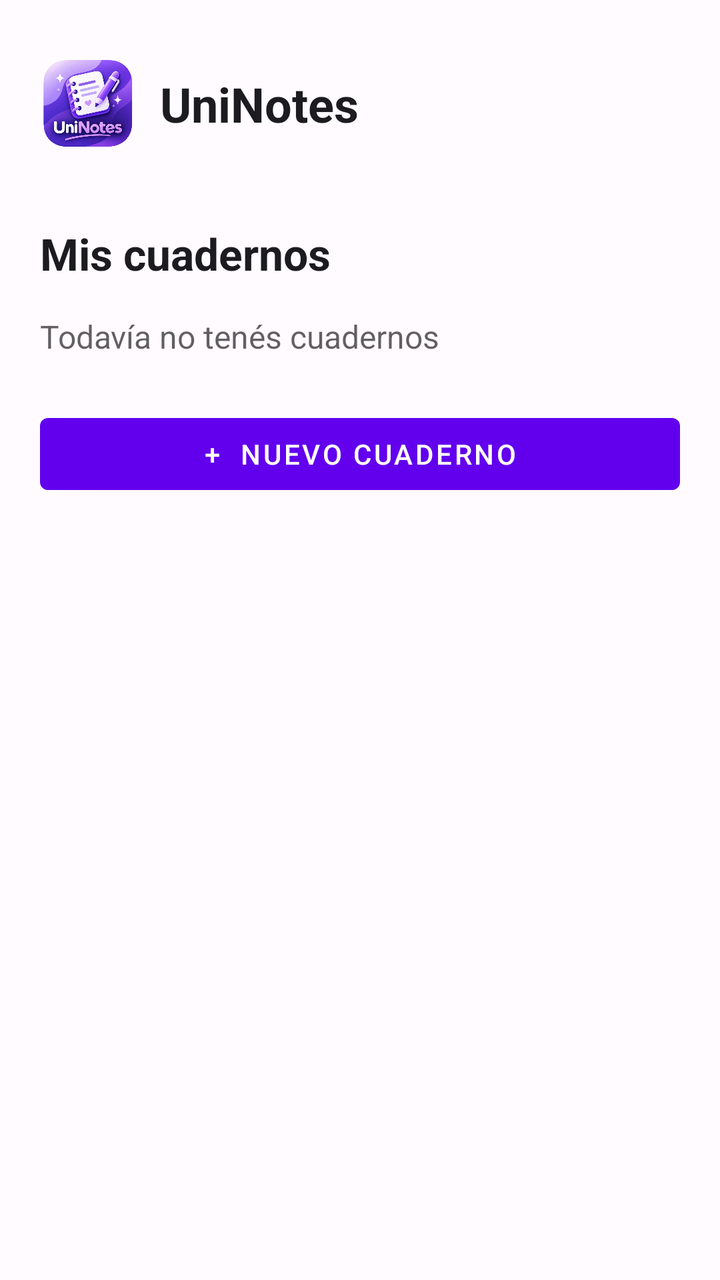
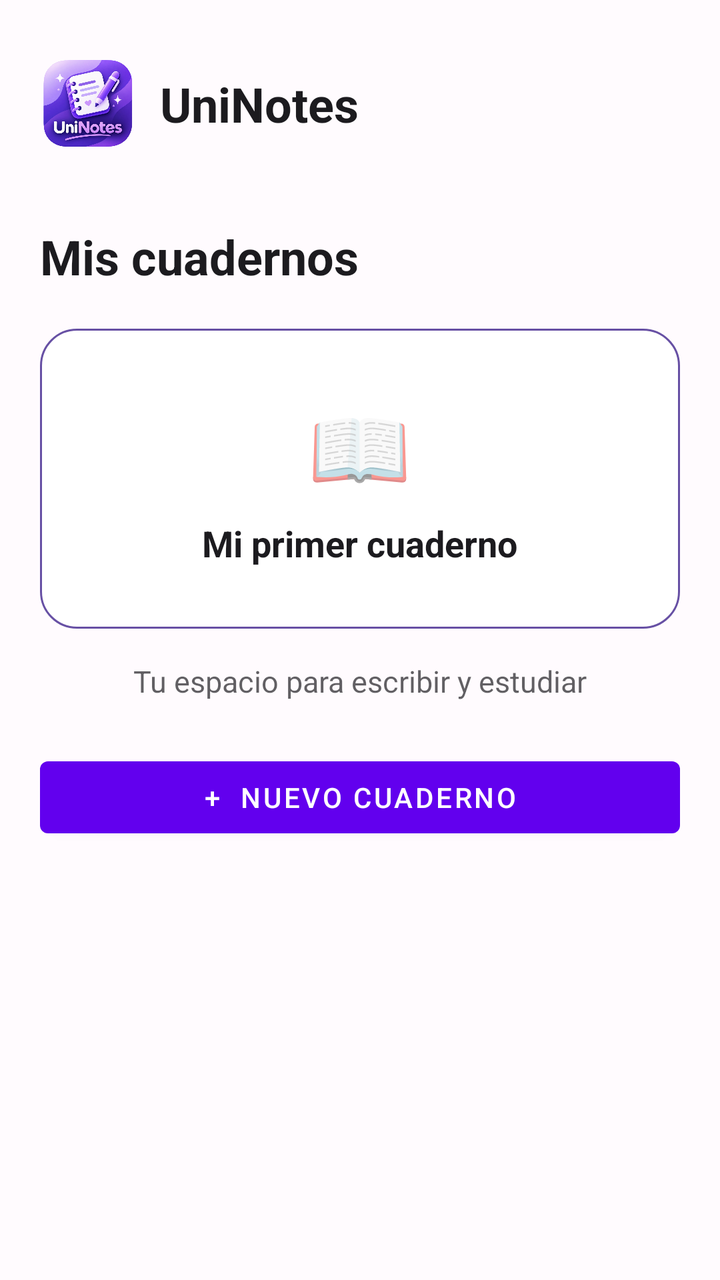

Compare the two renders of this Android layout. The source of the first and the diff that turns it into the second are given below.
<!-- AndroidManifest.xml: fallback theme Theme.MaterialComponents.DayNight.NoActionBar -->
<!-- res/layout/activity_home.xml -->
<?xml version="1.0" encoding="utf-8"?>
<LinearLayout xmlns:android="http://schemas.android.com/apk/res/android"
    android:layout_width="match_parent"
    android:layout_height="match_parent"
    android:orientation="vertical"
    android:background="@color/background_light"
    android:padding="20dp">

    <LinearLayout
        android:layout_width="match_parent"
        android:layout_height="64dp"
        android:orientation="horizontal"
        android:gravity="center_vertical">

        <ImageView
            android:layout_width="48dp"
            android:layout_height="48dp"
            android:contentDescription="Logo de UniNotes"
            android:src="@drawable/uninotes_logo" />

        <TextView
            android:layout_width="0dp"
            android:layout_height="wrap_content"
            android:layout_weight="1"
            android:layout_marginStart="12dp"
            android:text="UniNotes"
            android:textColor="@color/text_light"
            android:textSize="24sp"
            android:textStyle="bold" />

    </LinearLayout>

    <TextView
        android:layout_width="match_parent"
        android:layout_height="wrap_content"
        android:layout_marginTop="28dp"
        android:text="Mis cuadernos"
        android:textColor="@color/text_light"
        android:textSize="22sp"
        android:textStyle="bold" />

    <TextView
        android:id="@+id/emptyMessage"
        android:layout_width="match_parent"
        android:layout_height="wrap_content"
        android:layout_marginTop="16dp"
        android:text="Todavía no tenés cuadernos"
        android:textColor="@color/text_light"
        android:textSize="16sp"
        android:alpha="0.7" />

    <Button
        android:id="@+id/newNotebookButton"
        android:layout_width="match_parent"
        android:layout_height="wrap_content"
        android:layout_marginTop="24dp"
        android:text="+  Nuevo cuaderno" />

</LinearLayout>
<!-- resources referenced by this layout -->
<resources>
  <color name="background_light">#FFFBFE</color>
  <color name="text_light">#1C1B1F</color>
  <!-- drawable uninotes_logo: png bitmap (drawable, 268370 bytes) -->
</resources>

<!-- the commit's change to res/layout/activity_home.xml (unified diff, before → after) -->
@@ -36,17 +36,46 @@
         android:layout_marginTop="28dp"
         android:text="Mis cuadernos"
         android:textColor="@color/text_light"
-        android:textSize="22sp"
+        android:textSize="24sp"
         android:textStyle="bold" />
+
+    <LinearLayout
+        android:id="@+id/notebookCard"
+        android:layout_width="match_parent"
+        android:layout_height="150dp"
+        android:layout_marginTop="20dp"
+        android:background="@drawable/bg_card"
+        android:gravity="center"
+        android:orientation="vertical"
+        android:clickable="true"
+        android:focusable="true">
+
+        <TextView
+            android:layout_width="wrap_content"
+            android:layout_height="wrap_content"
+            android:text="📖"
+            android:textSize="42sp" />
+
+        <TextView
+            android:layout_width="wrap_content"
+            android:layout_height="wrap_content"
+            android:layout_marginTop="8dp"
+            android:text="Mi primer cuaderno"
+            android:textColor="@color/text_light"
+            android:textSize="18sp"
+            android:textStyle="bold" />
+
+    </LinearLayout>
 
     <TextView
         android:id="@+id/emptyMessage"
         android:layout_width="match_parent"
         android:layout_height="wrap_content"
         android:layout_marginTop="16dp"
-        android:text="Todavía no tenés cuadernos"
+        android:gravity="center"
+        android:text="Tu espacio para escribir y estudiar"
         android:textColor="@color/text_light"
-        android:textSize="16sp"
+        android:textSize="15sp"
         android:alpha="0.7" />
 
     <Button
<!-- resource entries referenced after the edit -->
@@ -2,6 +2,28 @@
 <resources>
   <color name="background_light">#FFFBFE</color>
   <color name="text_light">#1C1B1F</color>
+  <!-- drawable bg_card (drawable) -->
+  <?xml version="1.0" encoding="utf-8"?>
+  <shape xmlns:android="http://schemas.android.com/apk/res/android"
+      android:shape="rectangle">
+  
+      <solid android:color="@color/surface_light" />
+  
+      <corners android:radius="18dp" />
+  
+      <stroke
+          android:width="1dp"
+          android:color="@color/primary" />
+  
+      <padding
+          android:left="16dp"
+          android:top="16dp"
+          android:right="16dp"
+          android:bottom="16dp" />
+  
+  </shape>
   <!-- drawable uninotes_logo: png bitmap (drawable, 268370 bytes) -->
+  <color name="surface_light">#FFFFFF</color>
+  <color name="primary">#6750A4</color>
 </resources>
 
